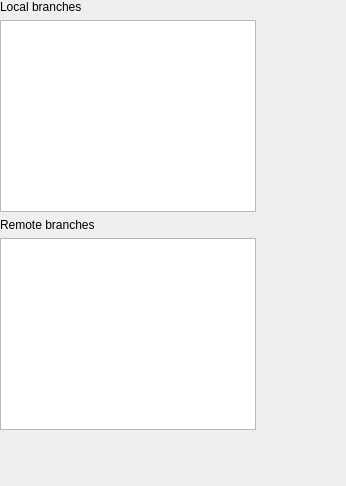
First picture: the form in src/components/branchlist/branchlist.ui, repository feelx88/git-qui, before the edit.
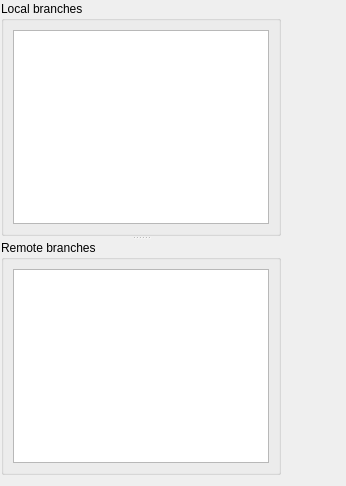
Second picture: the form after the edit.

Commit message: Made branch list use splitter layout to be able to resize/hide the different branch views.

The edit to the form file:
```diff
--- a/src/components/branchlist/branchlist.ui
+++ b/src/components/branchlist/branchlist.ui
@@ -13,15 +13,23 @@
   <property name="windowTitle">
    <string>Branches</string>
   </property>
-  <widget class="QWidget" name="dockWidgetContents">
-   <layout class="QVBoxLayout" name="verticalLayout">
-   <item>
-    <widget class="QLabel" name="label">
-     <property name="text">
+  <widget class="QSplitter" name="splitter">
+   <property name="geometry">
+    <rect>
+     <x>1</x>
+     <y>1</y>
+     <width>280</width>
+     <height>474</height>
+    </rect>
+   </property>
+   <property name="orientation">
+    <enum>Qt::Vertical</enum>
+   </property>
+   <widget class="QGroupBox" name="groupBox">
+    <property name="title">
       <string>Local branches</string>
      </property>
-    </widget>
-   </item>
+    <layout class="QVBoxLayout" name="verticalLayout_2">
    <item>
     <widget class="QTreeWidget" name="treeWidget">
      <property name="rootIsDecorated">
@@ -43,13 +51,13 @@
      </column>
     </widget>
    </item>
-   <item>
-    <widget class="QLabel" name="label_2">
-     <property name="text">
+    </layout>
+   </widget>
+   <widget class="QGroupBox" name="groupBox_2">
+    <property name="title">
       <string>Remote branches</string>
      </property>
-    </widget>
-   </item>
+    <layout class="QVBoxLayout" name="verticalLayout_3">
    <item>
     <widget class="QTreeWidget" name="treeWidget_2">
      <property name="contextMenuPolicy">
@@ -72,6 +80,7 @@
     </widget>
    </item>
   </layout>
+   </widget>
   </widget>
  </widget>
  <resources/>
```
Lines whose indentation alone changed are shown as unchanged.
